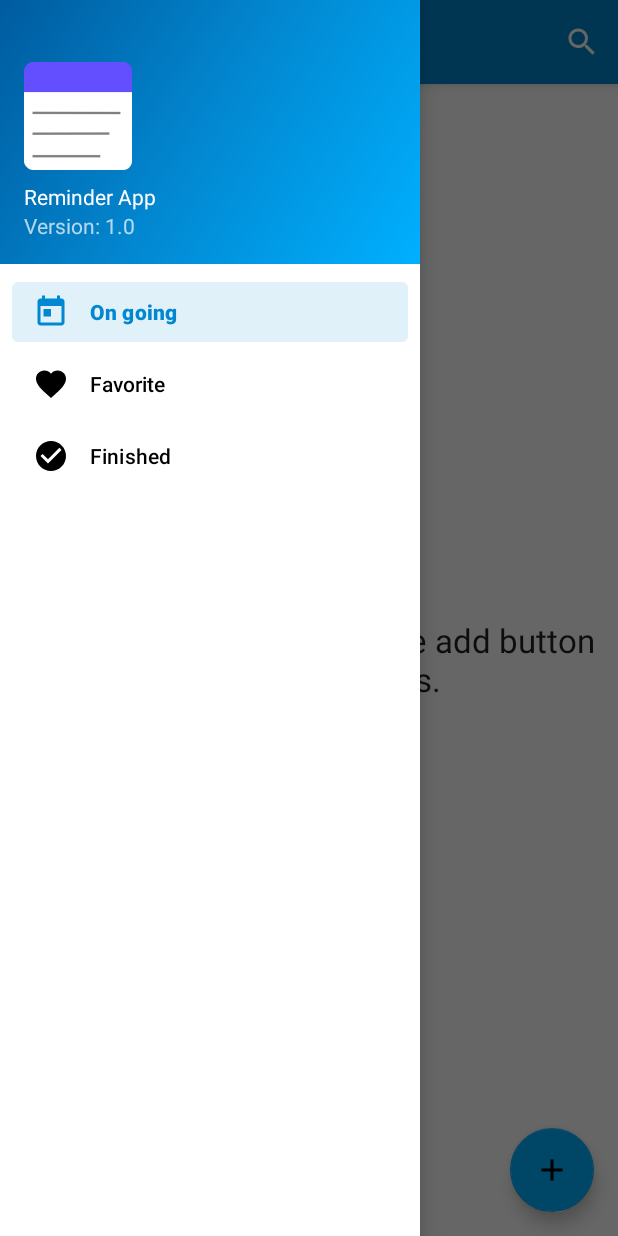
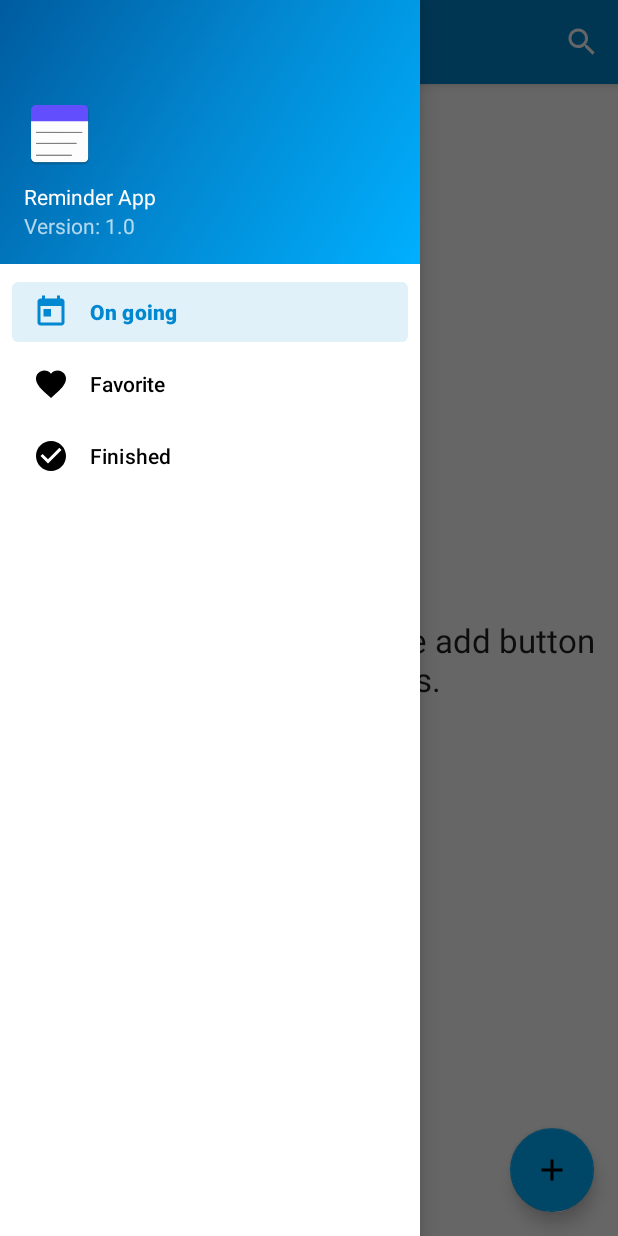
Before and after one commit to YAJATapps/ReminderApp, an Android app: the screen it shows after launch (MainActivity), with the side drawer open, on a phone screen of 412 x 824 dp. Run offline under Robolectric (Android 15) with nearby library versions, the phone set to English and light mode, and no system bars; our stand-ins replace Room's generated code, navigation-ui.

Commit message:
Remove adaptive icons

```diff
--- a/app/src/main/AndroidManifest.xml
+++ b/app/src/main/AndroidManifest.xml
@@ -6,7 +6,6 @@
         android:allowBackup="true"
         android:icon="@mipmap/ic_launcher"
         android:label="@string/app_name"
-        android:roundIcon="@mipmap/ic_launcher_round"
         android:supportsRtl="true"
         android:theme="@style/Theme.ReminderApp">
         <activity
--- a/app/src/main/res/drawable-v24/ic_launcher_foreground.xml
+++ /dev/null
@@ -1,30 +0,0 @@
-<vector xmlns:android="http://schemas.android.com/apk/res/android"
-    xmlns:aapt="http://schemas.android.com/aapt"
-    android:width="108dp"
-    android:height="108dp"
-    android:viewportWidth="108"
-    android:viewportHeight="108">
-    <path android:pathData="M31,63.928c0,0 6.4,-11 12.1,-13.1c7.2,-2.6 26,-1.4 26,-1.4l38.1,38.1L107,108.928l-32,-1L31,63.928z">
-        <aapt:attr name="android:fillColor">
-            <gradient
-                android:endX="85.84757"
-                android:endY="92.4963"
-                android:startX="42.9492"
-                android:startY="49.59793"
-                android:type="linear">
-                <item
-                    android:color="#44000000"
-                    android:offset="0.0" />
-                <item
-                    android:color="#00000000"
-                    android:offset="1.0" />
-            </gradient>
-        </aapt:attr>
-    </path>
-    <path
-        android:fillColor="#FFFFFF"
-        android:fillType="nonZero"
-        android:pathData="M65.3,45.828l3.8,-6.6c0.2,-0.4 0.1,-0.9 -0.3,-1.1c-0.4,-0.2 -0.9,-0.1 -1.1,0.3l-3.9,6.7c-6.3,-2.8 -13.4,-2.8 -19.7,0l-3.9,-6.7c-0.2,-0.4 -0.7,-0.5 -1.1,-0.3C38.8,38.328 38.7,38.828 38.9,39.228l3.8,6.6C36.2,49.428 31.7,56.028 31,63.928h46C76.3,56.028 71.8,49.428 65.3,45.828zM43.4,57.328c-0.8,0 -1.5,-0.5 -1.8,-1.2c-0.3,-0.7 -0.1,-1.5 0.4,-2.1c0.5,-0.5 1.4,-0.7 2.1,-0.4c0.7,0.3 1.2,1 1.2,1.8C45.3,56.528 44.5,57.328 43.4,57.328L43.4,57.328zM64.6,57.328c-0.8,0 -1.5,-0.5 -1.8,-1.2s-0.1,-1.5 0.4,-2.1c0.5,-0.5 1.4,-0.7 2.1,-0.4c0.7,0.3 1.2,1 1.2,1.8C66.5,56.528 65.6,57.328 64.6,57.328L64.6,57.328z"
-        android:strokeWidth="1"
-        android:strokeColor="#00000000" />
-</vector>
--- a/app/src/main/res/layout/nav_header_main.xml
+++ b/app/src/main/res/layout/nav_header_main.xml
@@ -18,7 +18,7 @@
         android:layout_height="wrap_content"
         android:contentDescription="@string/nav_header_desc"
         android:paddingTop="@dimen/nav_header_vertical_spacing"
-        app:srcCompat="@mipmap/ic_launcher_round" />
+        app:srcCompat="@mipmap/ic_launcher" />
 
     <TextView
         android:layout_width="match_parent"
--- a/app/src/main/res/mipmap-anydpi-v26/ic_launcher.xml
+++ /dev/null
@@ -1,5 +0,0 @@
-<?xml version="1.0" encoding="utf-8"?>
-<adaptive-icon xmlns:android="http://schemas.android.com/apk/res/android">
-    <background android:drawable="@color/ic_launcher_background"/>
-    <foreground android:drawable="@mipmap/ic_launcher_foreground"/>
-</adaptive-icon>
--- a/app/src/main/res/mipmap-anydpi-v26/ic_launcher_round.xml
+++ /dev/null
@@ -1,5 +0,0 @@
-<?xml version="1.0" encoding="utf-8"?>
-<adaptive-icon xmlns:android="http://schemas.android.com/apk/res/android">
-    <background android:drawable="@color/ic_launcher_background"/>
-    <foreground android:drawable="@mipmap/ic_launcher_foreground"/>
-</adaptive-icon>
--- a/app/src/main/res/values/ic_launcher_background.xml
+++ /dev/null
@@ -1,4 +0,0 @@
-<?xml version="1.0" encoding="utf-8"?>
-<resources>
-    <color name="ic_launcher_background">#FFFFFF</color>
-</resources>
```
Also changed, not shown: app/src/main/ic_launcher-playstore.png (deleted), app/src/main/res/mipmap-hdpi/ic_launcher_foreground.png (deleted), app/src/main/res/mipmap-hdpi/ic_launcher_round.png (deleted), app/src/main/res/mipmap-mdpi/ic_launcher_foreground.png (deleted), app/src/main/res/mipmap-mdpi/ic_launcher_round.png (deleted), app/src/main/res/mipmap-xhdpi/ic_launcher_foreground.png (deleted), app/src/main/res/mipmap-xhdpi/ic_launcher_round.png (deleted), app/src/main/res/mipmap-xxhdpi/ic_launcher_foreground.png (deleted), app/src/main/res/mipmap-xxhdpi/ic_launcher_round.png (deleted), app/src/main/res/mipmap-xxxhdpi/ic_launcher_foreground.png (deleted), app/src/main/res/mipmap-xxxhdpi/ic_launcher_round.png (deleted).
